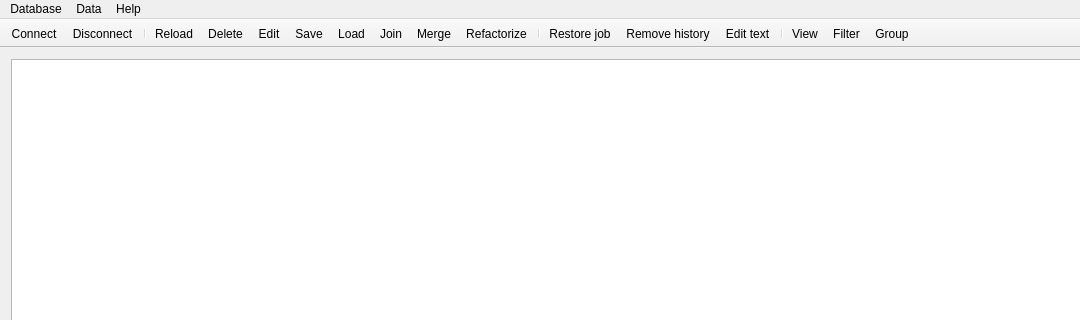
First picture: the form in mainwindow.ui, repository Kuszki/EW-Database, before the edit; both pictures show x 0 to 1080 and y 0 to 320 of the 1366 by 768 pixel window.
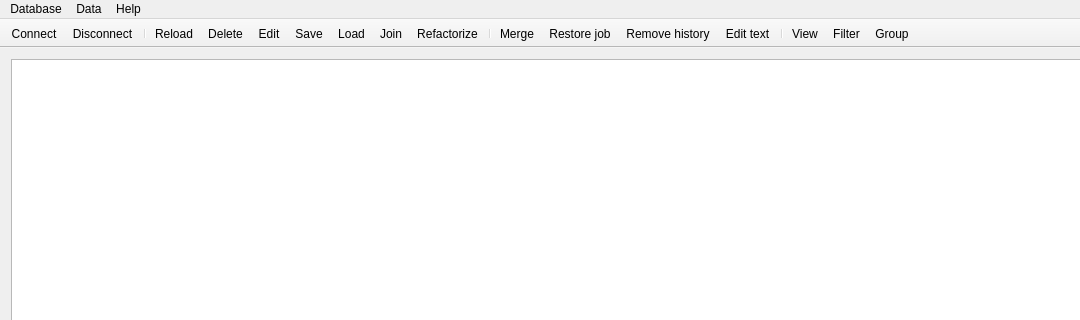
Second picture: the form after the edit. Icons and pictures are not drawn.

```diff
--- a/mainwindow.ui
+++ b/mainwindow.ui
@@ -119,9 +119,6 @@
    <property name="movable">
     <bool>false</bool>
    </property>
-   <property name="toolButtonStyle">
-    <enum>Qt::ToolButtonTextOnly</enum>
-   </property>
    <property name="floatable">
     <bool>false</bool>
    </property>
@@ -140,9 +137,9 @@
    <addaction name="actionSave"/>
    <addaction name="actionLoad"/>
    <addaction name="actionJoin"/>
-   <addaction name="actionMerge"/>
    <addaction name="actionRefactor"/>
    <addaction name="separator"/>
+   <addaction name="actionMerge"/>
    <addaction name="actionRestore"/>
    <addaction name="actionHistory"/>
    <addaction name="actionText"/>
```
Left out of the diff: 69 changed lines with no effect on the pictures.
